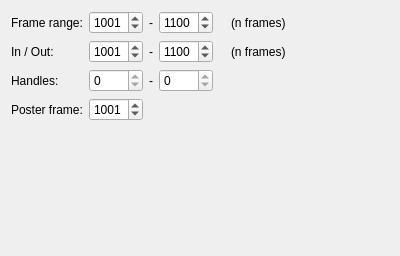
First picture: the form in core/tools/icAdmin/settings_time_ui.ui, repository mjbonnington/icarus-gps, before the edit.
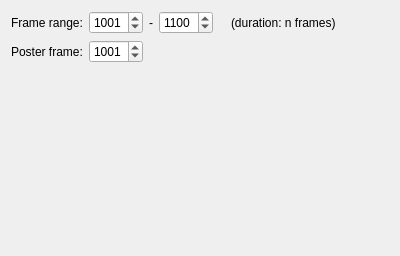
Second picture: the form after the edit.

The edit to the form file:
```diff
--- a/core/tools/icAdmin/settings_time_ui.ui
+++ b/core/tools/icAdmin/settings_time_ui.ui
@@ -93,27 +93,20 @@
      <item>
       <widget class="QLabel" name="rangeInfo_label">
        <property name="text">
-        <string>(n frames)</string>
+        <string>(duration: n frames)</string>
        </property>
       </widget>
      </item>
     </layout>
    </item>
    <item row="2" column="0">
-    <widget class="QLabel" name="handles_label">
-     <property name="text">
-      <string>Handles:</string>
-     </property>
-    </widget>
-   </item>
-   <item row="3" column="0">
     <widget class="QLabel" name="posterFrame_label">
      <property name="text">
       <string>Poster frame:</string>
      </property>
     </widget>
    </item>
-   <item row="3" column="1">
+   <item row="2" column="1">
     <widget class="QSpinBox" name="posterFrame_spinBox">
      <property name="minimum">
       <number>0</number>
@@ -129,134 +122,6 @@
      </property>
     </widget>
    </item>
-   <item row="1" column="0">
-    <widget class="QLabel" name="inOut_label">
-     <property name="text">
-      <string>In / Out:</string>
-     </property>
-    </widget>
-   </item>
-   <item row="1" column="1">
-    <layout class="QHBoxLayout" name="inOut_horizontalLayout">
-     <item>
-      <widget class="QSpinBox" name="in_spinBox">
-       <property name="minimum">
-        <number>0</number>
-       </property>
-       <property name="maximum">
-        <number>9999</number>
-       </property>
-       <property name="value">
-        <number>1001</number>
-       </property>
-       <property name="xmlTag" stdset="0">
-        <string>inFrame</string>
-       </property>
-      </widget>
-     </item>
-     <item>
-      <widget class="QLabel" name="inOutSep_label">
-       <property name="sizePolicy">
-        <sizepolicy hsizetype="Maximum" vsizetype="Preferred">
-         <horstretch>0</horstretch>
-         <verstretch>0</verstretch>
-        </sizepolicy>
-       </property>
-       <property name="text">
-        <string>-</string>
-       </property>
-      </widget>
-     </item>
-     <item>
-      <widget class="QSpinBox" name="out_spinBox">
-       <property name="minimum">
-        <number>0</number>
-       </property>
-       <property name="maximum">
-        <number>9999</number>
-       </property>
-       <property name="value">
-        <number>1100</number>
-       </property>
-       <property name="xmlTag" stdset="0">
-        <string>outFrame</string>
-       </property>
-      </widget>
-     </item>
-     <item>
-      <spacer name="inOut_horizontalSpacer">
-       <property name="orientation">
-        <enum>Qt::Horizontal</enum>
-       </property>
-       <property name="sizeType">
-        <enum>QSizePolicy::Preferred</enum>
-       </property>
-       <property name="sizeHint" stdset="0">
-        <size>
-         <width>12</width>
-         <height>20</height>
-        </size>
-       </property>
-      </spacer>
-     </item>
-     <item>
-      <widget class="QLabel" name="inOutInfo_label">
-       <property name="text">
-        <string>(n frames)</string>
-       </property>
-      </widget>
-     </item>
-    </layout>
-   </item>
-   <item row="2" column="1">
-    <layout class="QHBoxLayout" name="handles_horizontalLayout">
-     <item>
-      <widget class="QSpinBox" name="handlesStart_spinBox">
-       <property name="readOnly">
-        <bool>true</bool>
-       </property>
-       <property name="minimum">
-        <number>0</number>
-       </property>
-       <property name="maximum">
-        <number>9999</number>
-       </property>
-       <property name="value">
-        <number>0</number>
-       </property>
-      </widget>
-     </item>
-     <item>
-      <widget class="QLabel" name="handlesSep_label">
-       <property name="sizePolicy">
-        <sizepolicy hsizetype="Maximum" vsizetype="Preferred">
-         <horstretch>0</horstretch>
-         <verstretch>0</verstretch>
-        </sizepolicy>
-       </property>
-       <property name="text">
-        <string>-</string>
-       </property>
-      </widget>
-     </item>
-     <item>
-      <widget class="QSpinBox" name="handlesEnd_spinBox">
-       <property name="readOnly">
-        <bool>true</bool>
-       </property>
-       <property name="minimum">
-        <number>0</number>
-       </property>
-       <property name="maximum">
-        <number>9999</number>
-       </property>
-       <property name="value">
-        <number>0</number>
-       </property>
-      </widget>
-     </item>
-    </layout>
-   </item>
   </layout>
  </widget>
  <tabstops>
```
